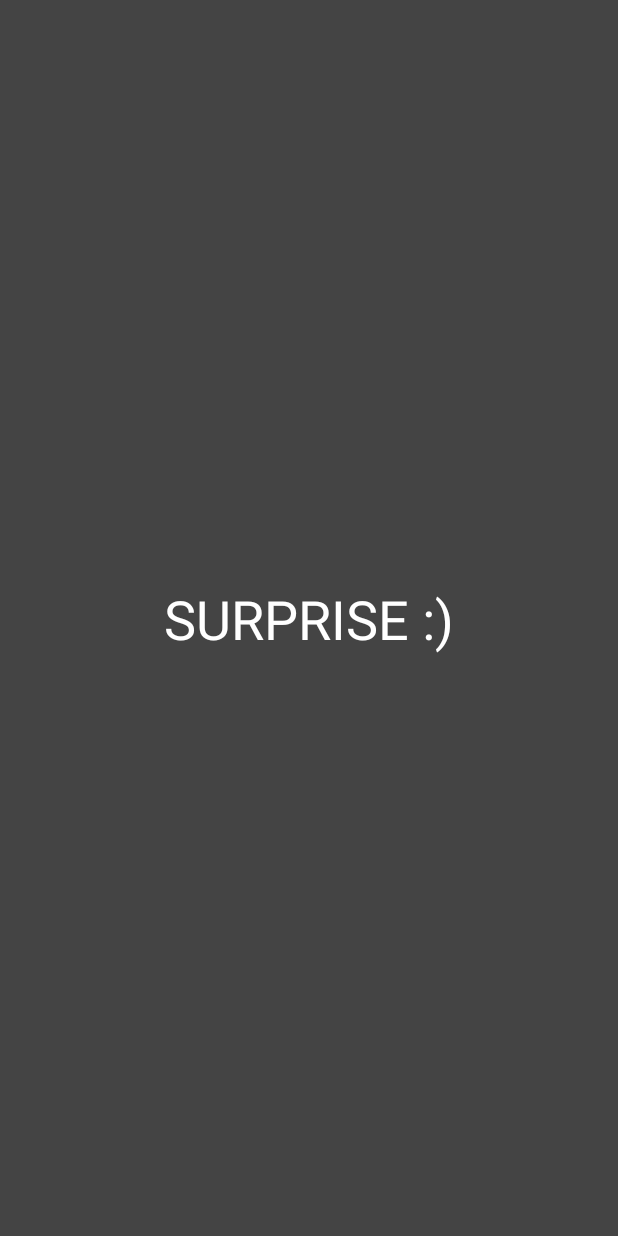
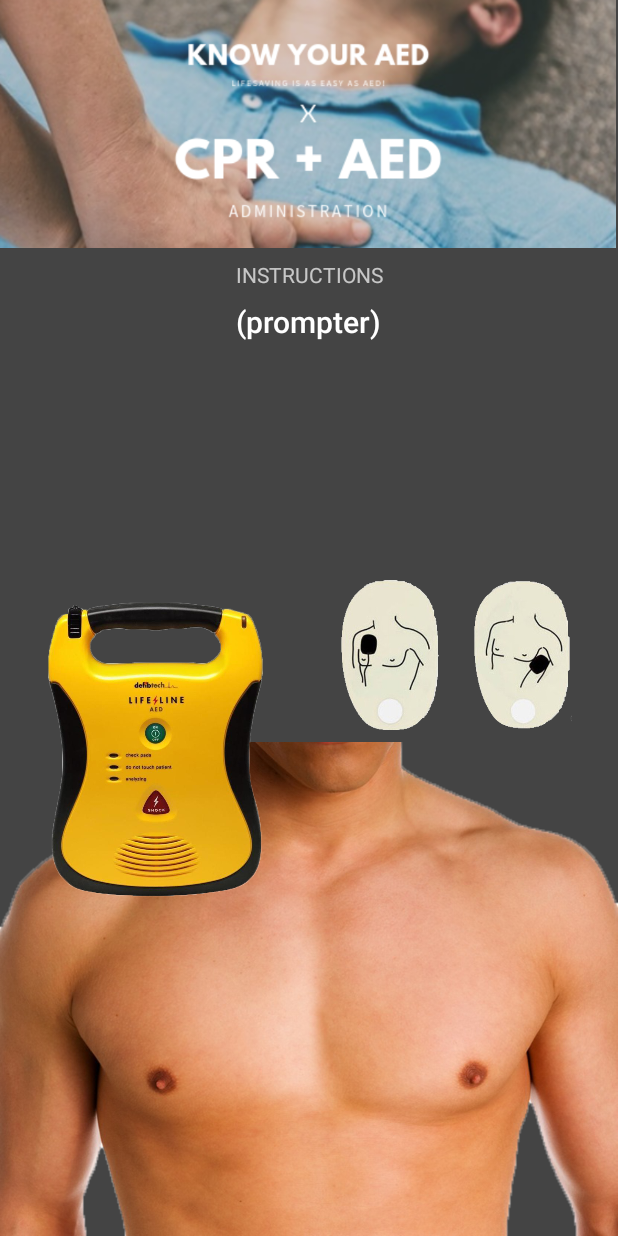
Before and after one commit to habhabhabs/aedapp, an Android app: the AEDTutorial screen opened directly, with no data from a screen before it, on a phone screen of 412 x 824 dp. Run offline under Robolectric (Android 15) with nearby library versions, the phone set to English and light mode, and no system bars.

Commit message:
sorted layout for aed tutorial and transition to tutorial activity

```diff
--- a/AEDApp/app/src/main/java/com/hci4ax/aedapp/MainActivity.java
+++ b/AEDApp/app/src/main/java/com/hci4ax/aedapp/MainActivity.java
@@ -1,12 +1,15 @@
 package com.hci4ax.aedapp;
 
+import android.app.ActivityOptions;
 import android.content.Intent;
 import android.graphics.Color;
 import android.media.Image;
 import android.support.v7.app.AppCompatActivity;
 import android.os.Bundle;
+import android.transition.Explode;
 import android.view.MotionEvent;
 import android.view.View;
+import android.view.Window;
 import android.view.animation.AlphaAnimation;
 import android.view.animation.Animation;
 import android.view.animation.AnimationSet;
@@ -37,7 +40,7 @@ public class MainActivity extends AppCompatActivity {
         AnimationSet slowFaded = new AnimationSet(true);
         final Animation slowOut = new AlphaAnimation(0.0f, 3.0f);
         slowOut.setDuration(3000);
-        slowOut.setStartOffset(3500);
+        slowOut.setStartOffset(2000);
         slowFaded.addAnimation(slowOut);
 
         AnimationSet fastFade = new AnimationSet(true);
@@ -72,7 +75,11 @@ public class MainActivity extends AppCompatActivity {
         aedImg.setOnTouchListener(new View.OnTouchListener() {
             @Override
             public boolean onTouch(View v, MotionEvent event) {
-                startActivity(new Intent(getApplicationContext(), AEDTutorial.class));
+                Intent tutorialAct = new Intent(getApplicationContext(), AEDTutorial.class);
+                // create the transition animation - the images in the layouts
+                // of both activities are defined with android:transitionName="robot"
+                ActivityOptions anim = ActivityOptions.makeSceneTransitionAnimation(MainActivity.this, findViewById(R.id.aedImg), "robot");
+                startActivity(tutorialAct, anim.toBundle());
                 return false;
             }
         });
--- a/AEDApp/app/src/main/res/layout/activity_aedtutorial.xml
+++ b/AEDApp/app/src/main/res/layout/activity_aedtutorial.xml
@@ -6,15 +6,81 @@
     android:layout_height="match_parent"
     tools:context=".AEDTutorial">
 
-    <TextView
-        android:id="@+id/textView"
+    <ImageView
+        android:id="@+id/imageView3"
         android:layout_width="wrap_content"
         android:layout_height="wrap_content"
-        android:text="SURPRISE :)"
-        android:textColor="#ffffffff"
-        android:textSize="36sp"
+        android:adjustViewBounds="true"
+        android:scaleType="fitStart"
         app:layout_constraintBottom_toBottomOf="parent"
         app:layout_constraintEnd_toEndOf="parent"
+        app:layout_constraintHorizontal_bias="1.0"
         app:layout_constraintStart_toStartOf="parent"
-        app:layout_constraintTop_toTopOf="parent" />
+        app:srcCompat="@drawable/barechest" />
+
+    <ImageView
+        android:id="@+id/tutorial_banner"
+        android:layout_width="wrap_content"
+        android:layout_height="wrap_content"
+        android:adjustViewBounds="true"
+        android:scaleType="fitStart"
+        app:layout_constraintEnd_toEndOf="parent"
+        app:layout_constraintStart_toStartOf="parent"
+        app:layout_constraintTop_toTopOf="parent"
+        app:srcCompat="@drawable/aed_cpraed_tut_banner" />
+
+    <ImageView
+        android:id="@+id/aed"
+        android:layout_width="143dp"
+        android:layout_height="198dp"
+        android:layout_marginStart="32dp"
+        android:layout_marginBottom="225dp"
+        android:transitionName="aedImage"
+        app:layout_constraintBottom_toBottomOf="@+id/imageView3"
+        app:layout_constraintStart_toStartOf="parent"
+        app:srcCompat="@drawable/aedfullblown" />
+
+    <ImageView
+        android:id="@+id/imageView6"
+        android:layout_width="80dp"
+        android:layout_height="100dp"
+        android:layout_marginEnd="24dp"
+        android:layout_marginBottom="8dp"
+        app:layout_constraintBottom_toTopOf="@+id/imageView3"
+        app:layout_constraintEnd_toEndOf="parent"
+        app:srcCompat="@drawable/trainerlpads" />
+
+    <ImageView
+        android:id="@+id/imageView7"
+        android:layout_width="80dp"
+        android:layout_height="100dp"
+        android:layout_marginEnd="8dp"
+        android:layout_marginBottom="8dp"
+        app:layout_constraintBottom_toTopOf="@+id/imageView3"
+        app:layout_constraintEnd_toStartOf="@+id/imageView6"
+        app:srcCompat="@drawable/trainerrpads" />
+
+    <TextView
+        android:id="@+id/instructions_header"
+        android:layout_width="wrap_content"
+        android:layout_height="wrap_content"
+        android:layout_marginStart="16dp"
+        android:layout_marginTop="8dp"
+        android:layout_marginEnd="16dp"
+        android:text="INSTRUCTIONS"
+        app:layout_constraintEnd_toEndOf="parent"
+        app:layout_constraintStart_toStartOf="parent"
+        app:layout_constraintTop_toBottomOf="@+id/tutorial_banner" />
+
+    <TextView
+        android:id="@+id/textView2"
+        android:layout_width="wrap_content"
+        android:layout_height="wrap_content"
+        android:layout_marginTop="8dp"
+        android:text="(prompter)"
+        android:textAppearance="@android:style/TextAppearance.Material.Title"
+        app:layout_constraintEnd_toEndOf="parent"
+        app:layout_constraintStart_toStartOf="parent"
+        app:layout_constraintTop_toBottomOf="@+id/instructions_header" />
+
 </android.support.constraint.ConstraintLayout>
--- a/AEDApp/app/src/main/res/layout/activity_main.xml
+++ b/AEDApp/app/src/main/res/layout/activity_main.xml
@@ -10,12 +10,12 @@
     <TextView
         android:id="@+id/introFooter1"
         android:layout_width="800px"
-        android:layout_height="0dp"
+        android:layout_height="wrap_content"
         android:layout_marginStart="16dp"
         android:layout_marginEnd="16dp"
         android:text="use the AED is vital"
         android:textAlignment="center"
-        android:textAppearance="@android:style/TextAppearance.Holo.Large"
+        android:textAppearance="@android:style/TextAppearance.Material.Large"
         android:textColor="#ff80cbc4"
         app:layout_constraintEnd_toEndOf="parent"
         app:layout_constraintHorizontal_bias="0.486"
@@ -68,15 +68,13 @@
     <TextView
         android:id="@+id/introFooter2"
         android:layout_width="800px"
-        android:layout_height="0dp"
+        android:layout_height="wrap_content"
         android:layout_marginStart="16dp"
         android:layout_marginEnd="16dp"
-        android:layout_marginBottom="16dp"
         android:text="in increasing the chances of survival for the victim"
         android:textAlignment="center"
         android:textAppearance="@android:style/TextAppearance.Material.Caption"
         android:textColor="#FFFFFFFF"
-        app:layout_constraintBottom_toTopOf="@+id/credits1"
         app:layout_constraintEnd_toEndOf="parent"
         app:layout_constraintHorizontal_bias="0.493"
         app:layout_constraintStart_toStartOf="parent"
@@ -85,9 +83,9 @@
     <TextView
         android:id="@+id/introFooter"
         android:layout_width="800px"
-        android:layout_height="0dp"
+        android:layout_height="wrap_content"
         android:layout_marginStart="16dp"
-        android:layout_marginTop="35dp"
+        android:layout_marginTop="40dp"
         android:layout_marginEnd="16dp"
         android:text="Click here to find out why learning to"
         android:textAlignment="center"
@@ -116,7 +114,6 @@
         android:layout_width="wrap_content"
         android:layout_height="wrap_content"
         android:layout_marginStart="16dp"
-        android:layout_marginTop="20dp"
         android:layout_marginEnd="16dp"
         android:text="App proudly created by:"
         android:textAppearance="@android:style/TextAppearance.Material.Caption"
@@ -126,13 +123,14 @@
         app:layout_constraintEnd_toEndOf="parent"
         app:layout_constraintHorizontal_bias="0.498"
         app:layout_constraintStart_toStartOf="parent"
-        app:layout_constraintTop_toBottomOf="@+id/introFooter2" />
+        app:layout_constraintVertical_chainStyle="spread_inside" />
 
     <TextView
         android:id="@+id/startGameText"
         android:layout_width="wrap_content"
         android:layout_height="wrap_content"
         android:layout_marginStart="16dp"
+        android:layout_marginTop="4dp"
         android:layout_marginEnd="16dp"
         android:text="Let's get started!"
         android:textAppearance="@android:style/TextAppearance.Holo.Large"
@@ -143,10 +141,10 @@
 
     <ImageView
         android:id="@+id/aedImg"
-        android:layout_width="500px"
-        android:layout_height="500px"
+        android:layout_width="181dp"
+        android:layout_height="144dp"
         android:layout_marginStart="16dp"
-        android:layout_marginTop="35dp"
+        android:layout_marginTop="40dp"
         android:layout_marginEnd="16dp"
         app:layout_constraintEnd_toEndOf="parent"
         app:layout_constraintHorizontal_bias="0.497"
--- /dev/null
+++ b/AEDApp/app/src/main/res/transition/change_image_transform.xml
@@ -0,0 +1,4 @@
+<?xml version="1.0" encoding="utf-8"?>
+<transitionSet xmlns:android="http://schemas.android.com/apk/res/android">
+    <changeImageTransform/>
+</transitionSet>
--- /dev/null
+++ b/AEDApp/app/src/main/res/transition/explode.xml
@@ -0,0 +1,4 @@
+<?xml version="1.0" encoding="utf-8"?>
+<transitionSet xmlns:android="http://schemas.android.com/apk/res/android">
+    <explode />
+</transitionSet>
--- a/AEDApp/app/src/main/res/values/styles.xml
+++ b/AEDApp/app/src/main/res/values/styles.xml
@@ -6,6 +6,19 @@
         <item name="colorPrimary">@color/colorPrimary</item>
         <item name="colorPrimaryDark">@color/colorPrimaryDark</item>
         <item name="colorAccent">@color/colorAccent</item>
+
+        <!-- enable window content transitions -->
+        <item name="android:windowContentTransitions">true</item>
+
+        <!-- specify enter and exit transitions -->
+        <item name="android:windowExitTransition">@transition/explode</item>
+
+        <!-- specify shared element transitions -->
+        <item name="android:windowSharedElementEnterTransition">
+            @transition/change_image_transform</item>
+        <item name="android:windowSharedElementExitTransition">
+            @transition/change_image_transform</item>
+
     </style>
 
 </resources>
```
Also changed, not shown: AEDApp/app/src/main/res/drawable/aed_cpraed_tut_banner.png (added), AEDApp/app/src/main/res/drawable/aed_intro.png, AEDApp/app/src/main/res/drawable/aedfullblown.png (added), AEDApp/app/src/main/res/drawable/aedpadsinpack.png (added), AEDApp/app/src/main/res/drawable/barechest.png (added), AEDApp/app/src/main/res/drawable/trainerlpads.png (added), AEDApp/app/src/main/res/drawable/trainerrpads.png (added), 4 other files.
